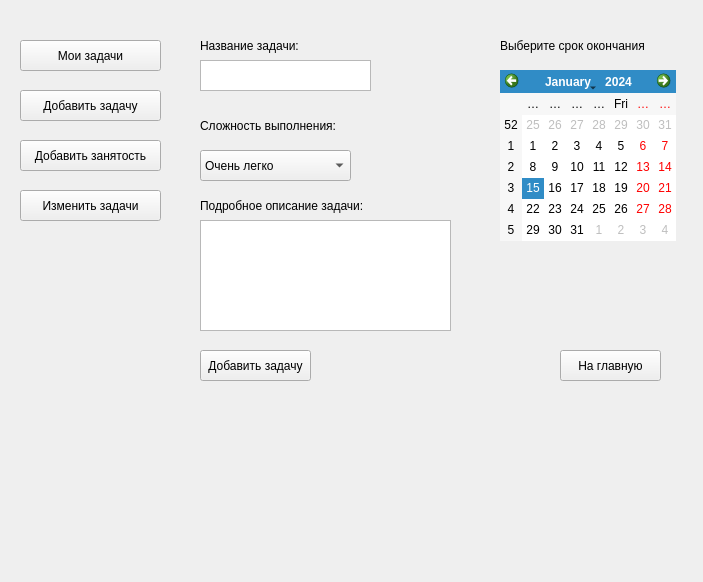
Old version of the form keknaizer.ui in the repository moevm/gui-1h2017-05.
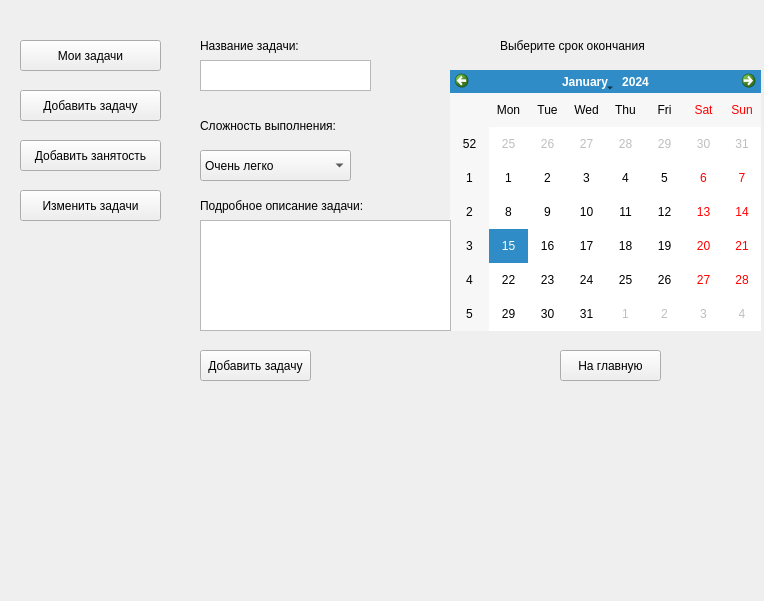
New version of the form. The open tabs and pages were chosen to show the change.

The edit to the form file:
```diff
--- a/keknaizer.ui
+++ b/keknaizer.ui
@@ -6,8 +6,8 @@
    <rect>
     <x>0</x>
     <y>0</y>
-    <width>703</width>
-    <height>582</height>
+    <width>764</width>
+    <height>601</height>
    </rect>
   </property>
   <property name="windowTitle">
@@ -212,10 +212,10 @@
     <widget class="QCalendarWidget" name="calendarWidget">
      <property name="geometry">
       <rect>
-       <x>330</x>
+       <x>280</x>
        <y>70</y>
-       <width>176</width>
-       <height>171</height>
+       <width>311</width>
+       <height>261</height>
       </rect>
      </property>
     </widget>
```
Left out of the diff: 102 changed lines with no effect on the pictures.
